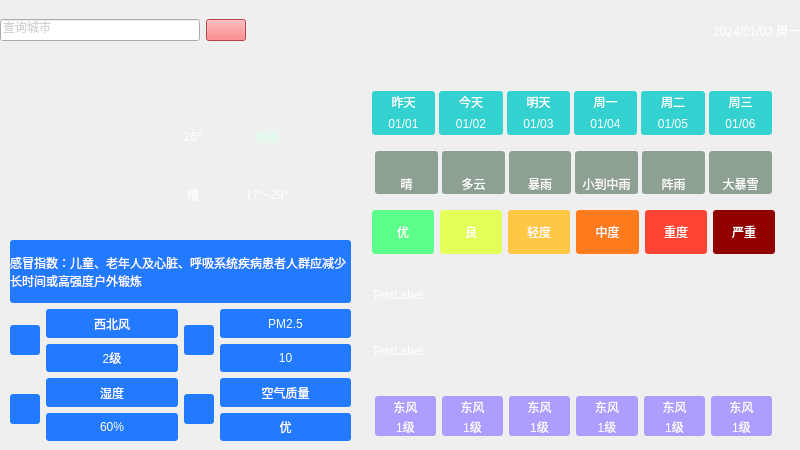
Old version of the form mainwindow.ui in the repository MIO-cherno/QtWeather.
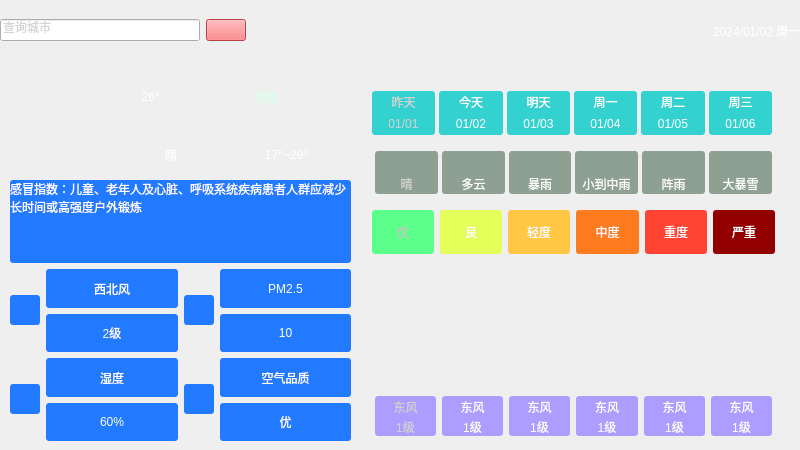
New version of the form. Icons and pictures are not drawn.

Commit message: 绘制高低温度变化曲线,功能基本实现

What changed in the file:
```diff
--- a/mainwindow.ui
+++ b/mainwindow.ui
@@ -46,9 +46,9 @@
      <property name="geometry">
       <rect>
        <x>10</x>
-       <y>240</y>
+       <y>180</y>
        <width>341</width>
-       <height>201</height>
+       <height>261</height>
       </rect>
      </property>
      <property name="styleSheet">
@@ -201,7 +201,7 @@
           <item>
            <widget class="QLabel" name="airqlity">
             <property name="text">
-             <string>空气质量</string>
+             <string>空气品质</string>
             </property>
             <property name="alignment">
              <set>Qt::AlignCenter</set>
@@ -222,6 +222,23 @@
         </item>
        </layout>
       </item>
+      <item row="0" column="0" colspan="2">
+       <widget class="QLabel" name="labelTip">
+        <property name="styleSheet">
+         <string notr="true">font: 7pt &quot;微软雅黑&quot;;
+color: rgb(255, 255, 255);</string>
+        </property>
+        <property name="text">
+         <string>感冒指数：儿童、老年人及心脏、呼吸系统疾病患者人群应减少长时间或高强度户外锻炼</string>
+        </property>
+        <property name="alignment">
+         <set>Qt::AlignLeading|Qt::AlignLeft|Qt::AlignTop</set>
+        </property>
+        <property name="wordWrap">
+         <bool>true</bool>
+        </property>
+       </widget>
+      </item>
       <item row="1" column="0">
        <layout class="QHBoxLayout" name="WindNow">
         <item>
@@ -269,20 +286,6 @@
         </item>
        </layout>
       </item>
-      <item row="0" column="0" colspan="2">
-       <widget class="QLabel" name="labelTip">
-        <property name="styleSheet">
-         <string notr="true">font: 9pt &quot;微软雅黑&quot;;
-color: rgb(255, 255, 255);</string>
-        </property>
-        <property name="text">
-         <string>感冒指数：儿童、老年人及心脏、呼吸系统疾病患者人群应减少长时间或高强度户外锻炼</string>
-        </property>
-        <property name="wordWrap">
-         <bool>true</bool>
-        </property>
-       </widget>
-      </item>
      </layout>
     </widget>
     <widget class="QWidget" name="widgetFeature" native="true">
@@ -358,7 +361,7 @@
          <item row="1" column="0">
           <widget class="QLabel" name="labelWeek0">
            <property name="styleSheet">
-            <string notr="true"/>
+            <string notr="true">color: rgb(208, 208, 208);</string>
            </property>
            <property name="text">
             <string>01/01</string>
@@ -414,7 +417,10 @@
           <widget class="QLabel" name="labelDate0">
            <property name="styleSheet">
             <string notr="true">border-bottom-left-radius:0px;
-border-bottom-right-radius:0px;</string>
+border-bottom-right-radius:0px;
+
+
+color: rgb(209, 209, 209);</string>
            </property>
            <property name="text">
             <string>昨天</string>
@@ -633,6 +639,9 @@
          </item>
          <item row="1" column="0">
           <widget class="QLabel" name="labelType0">
+           <property name="styleSheet">
+            <string notr="true">color: rgb(208, 208, 208);</string>
+           </property>
            <property name="text">
             <string>晴</string>
            </property>
@@ -675,6 +684,9 @@
              <height>35</height>
             </size>
            </property>
+           <property name="styleSheet">
+            <string notr="true">color: rgb(209, 209, 209);</string>
+           </property>
            <property name="text">
             <string/>
            </property>
@@ -707,7 +719,7 @@
          <widget class="QLabel" name="labelQ0">
           <property name="styleSheet">
            <string notr="true">background-color: rgb(92, 255, 138);
-color: rgb(255, 255, 255);</string>
+color: rgb(195, 195, 195);</string>
           </property>
           <property name="text">
            <string>优</string>
@@ -799,7 +811,7 @@
          <number>5</number>
         </property>
         <item>
-         <widget class="QLabel" name="label_7">
+         <widget class="QLabel" name="labelHighPoint">
           <property name="minimumSize">
            <size>
             <width>0</width>
@@ -807,12 +819,12 @@
            </size>
           </property>
           <property name="text">
-           <string>TextLabel</string>
+           <string/>
           </property>
          </widget>
         </item>
         <item>
-         <widget class="QLabel" name="label_8">
+         <widget class="QLabel" name="labelLowPoint">
           <property name="minimumSize">
            <size>
             <width>0</width>
@@ -820,7 +832,7 @@
            </size>
           </property>
           <property name="text">
-           <string>TextLabel</string>
+           <string/>
           </property>
          </widget>
         </item>
@@ -935,6 +947,9 @@
              <height>22</height>
             </size>
            </property>
+           <property name="styleSheet">
+            <string notr="true">color: rgb(208, 208, 208);</string>
+           </property>
            <property name="text">
             <string>东风</string>
            </property>
@@ -955,6 +970,9 @@
          </item>
          <item row="1" column="0">
           <widget class="QLabel" name="label_fl0">
+           <property name="styleSheet">
+            <string notr="true">color: rgb(209, 209, 209);</string>
+           </property>
            <property name="text">
             <string>1级</string>
            </property>
@@ -1055,9 +1073,9 @@
     <widget class="QWidget" name="NowWeatherInfor" native="true">
      <property name="geometry">
       <rect>
-       <x>10</x>
-       <y>110</y>
-       <width>291</width>
+       <x>20</x>
+       <y>70</y>
+       <width>321</width>
        <height>111</height>
       </rect>
      </property>
@@ -1069,7 +1087,13 @@
        <widget class="QLabel" name="TypeIcon">
         <property name="minimumSize">
          <size>
-          <width>100</width>
+          <width>90</width>
+          <height>90</height>
+         </size>
+        </property>
+        <property name="maximumSize">
+         <size>
+          <width>90</width>
           <height>90</height>
          </size>
         </property>
@@ -1096,6 +1120,12 @@
          <layout class="QHBoxLayout" name="horizontalLayout_3">
           <item>
            <widget class="QLabel" name="NowTemp">
+            <property name="maximumSize">
+             <size>
+              <width>70</width>
+              <height>16777215</height>
+             </size>
+            </property>
             <property name="styleSheet">
              <string notr="true">color: rgb(255, 255, 255);
 font: 25pt &quot;Arial&quot;;
```
The commit also changes 2 other files.
